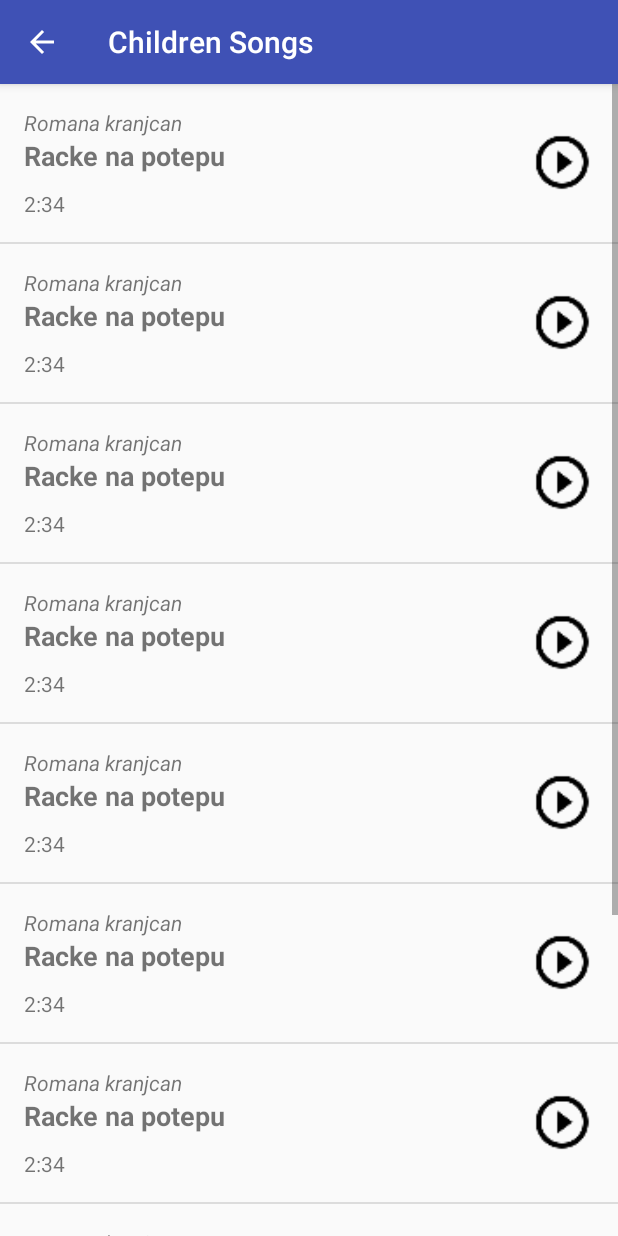
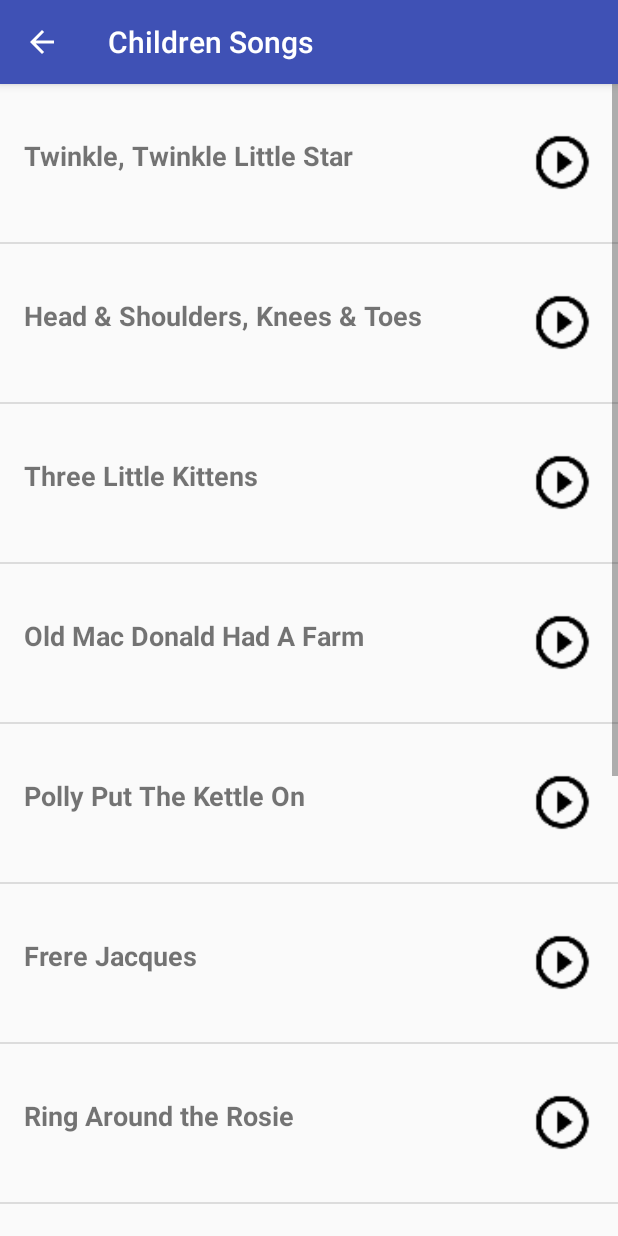
Before and after one commit to natasak/MusicalStructureApp, an Android app: the screen it shows after launch (ChildrenActivity), after a tap on "Children Songs", on a phone screen of 412 x 824 dp. Run offline under Robolectric (Android 15) with nearby library versions, the phone set to English and light mode, and no system bars.

Commit message:
Added songs and deleted third category.

```diff
--- a/app/src/main/java/com/example/natasa/musicalstructureapp/ChildrenActivity.java
+++ b/app/src/main/java/com/example/natasa/musicalstructureapp/ChildrenActivity.java
@@ -11,10 +11,6 @@ import android.widget.ListView;
 
 import java.util.ArrayList;
 
-/**
- * Created by natasa on 16/03/18.
- */
-
 public class ChildrenActivity extends AppCompatActivity {
 
     @Override
@@ -26,17 +22,18 @@ public class ChildrenActivity extends AppCompatActivity {
         // Create a list of songs
         ArrayList<Song> songs = new ArrayList<Song>();
 
-        songs.add(new Song("Romana kranjcan", "Racke na potepu", "2:34"));
-        songs.add(new Song("Romana kranjcan", "Racke na potepu", "2:34"));
-        songs.add(new Song("Romana kranjcan", "Racke na potepu", "2:34"));
-        songs.add(new Song("Romana kranjcan", "Racke na potepu", "2:34"));
-        songs.add(new Song("Romana kranjcan", "Racke na potepu", "2:34"));
-        songs.add(new Song("Romana kranjcan", "Racke na potepu", "2:34"));
-        songs.add(new Song("Romana kranjcan", "Racke na potepu", "2:34"));
-        songs.add(new Song("Romana kranjcan", "Racke na potepu", "2:34"));
-        songs.add(new Song("Romana kranjcan", "Racke na potepu", "2:34"));
-        songs.add(new Song("Romana kranjcan", "Racke na potepu", "2:34"));
-
+        songs.add(new Song("Twinkle, Twinkle Little Star"));
+        songs.add(new Song("Head & Shoulders, Knees & Toes"));
+        songs.add(new Song("Three Little Kittens"));
+        songs.add(new Song("Old Mac Donald Had A Farm"));
+        songs.add(new Song("Polly Put The Kettle On"));
+        songs.add(new Song("Frere Jacques"));
+        songs.add(new Song("Ring Around the Rosie"));
+        songs.add(new Song("Six Little Ducks"));
+        songs.add(new Song("Itsy Bitsy Spider"));
+        songs.add(new Song("My Bonnie Lies Over The Ocean"));
+        songs.add(new Song("Mary Had A Little Lamb"));
+        songs.add(new Song("Row, Row, Row Your Boat"));
 
         /** Create an {@link ArrayAdapter}, whose data source is a list of Strings. The
          adapter knows how to create layouts for each item in the list, using the
@@ -57,12 +54,7 @@ public class ChildrenActivity extends AppCompatActivity {
          1 argument, which is the {@link ArrayAdapter} with the variable name itemsAdapter. */
         listView.setAdapter(adapter);
 
-
-
-        //event listeners
-        //ImageView play = (ImageView) findViewById(R.id.icon_play);
-
-        //Set a clicklistener on that View
+        //Set a clicklistener on each item in that View
         listView.setOnItemClickListener(new AdapterView.OnItemClickListener() {
 
             @Override
--- a/app/src/main/java/com/example/natasa/musicalstructureapp/MainActivity.java
+++ b/app/src/main/java/com/example/natasa/musicalstructureapp/MainActivity.java
@@ -16,7 +16,6 @@ public class MainActivity extends AppCompatActivity {
         //Show the View that shows the selected category
         TextView children = (TextView)findViewById(R.id.children);
         TextView programming = (TextView)findViewById(R.id.programming);
-        TextView travelling = (TextView)findViewById(R.id.travelling);
 
         //Set a clicklistener on that View for children category
         children.setOnClickListener(new View.OnClickListener() {
@@ -44,18 +43,6 @@ public class MainActivity extends AppCompatActivity {
             }
         });
 
-        //for travelling
-        travelling.setOnClickListener(new View.OnClickListener() {
-
-            @Override
-            public void onClick(View view) {
-                //Create a new intent to open the TravellingActivity
-                Intent travellingIntent = new Intent(MainActivity.this, TravellingActivity.class);
-
-                //Start the new activity
-                startActivity(travellingIntent);
-            }
-        });
 
     }
 }
--- a/app/src/main/res/layout/activity_main.xml
+++ b/app/src/main/res/layout/activity_main.xml
@@ -21,10 +21,4 @@
         android:background="@color/category_programming"
         android:text="@string/category_programming" />
 
-    <TextView
-        android:id="@+id/travelling"
-        style="@style/CategoryStyle"
-        android:background="@color/category_travelling"
-        android:text="@string/category_travelling" />
-
 </LinearLayout>
--- a/app/src/main/res/values/strings.xml
+++ b/app/src/main/res/values/strings.xml
@@ -5,10 +5,7 @@
     <string name="category_children">Children Songs</string>
 
     <!-- Category name for programming [CHAR LIMIT=20] -->
-    <string name="category_programming">For programming</string>
-
-    <!-- Category name for travelling [CHAR LIMIT=20] -->
-    <string name="category_travelling">For travelling</string>
+    <string name="category_programming">Programming Songs</string>
 
     <!-- Now Playing [CHAR LIMIT=20] -->
     <string name="now_playing">Now playing</string>
```
Also changed, not shown: app/src/main/AndroidManifest.xml (+0 -9 lines), app/src/main/java/com/example/natasa/musicalstructureapp/ProgrammingActivity.java (+60 -3 lines), app/src/main/java/com/example/natasa/musicalstructureapp/TravellingActivity.java (deleted, +0 -10 lines).
